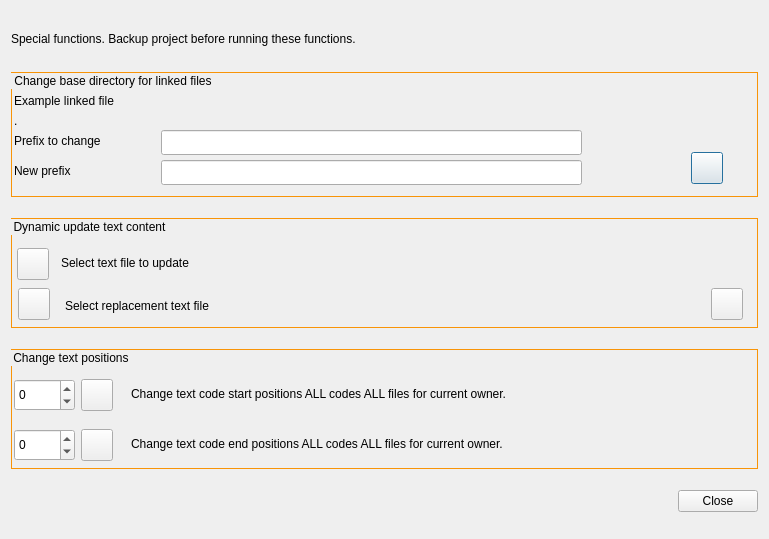
ccbogel/QualCoder, file GUI_UIs/ui_special_functions.ui: the form before one commit.
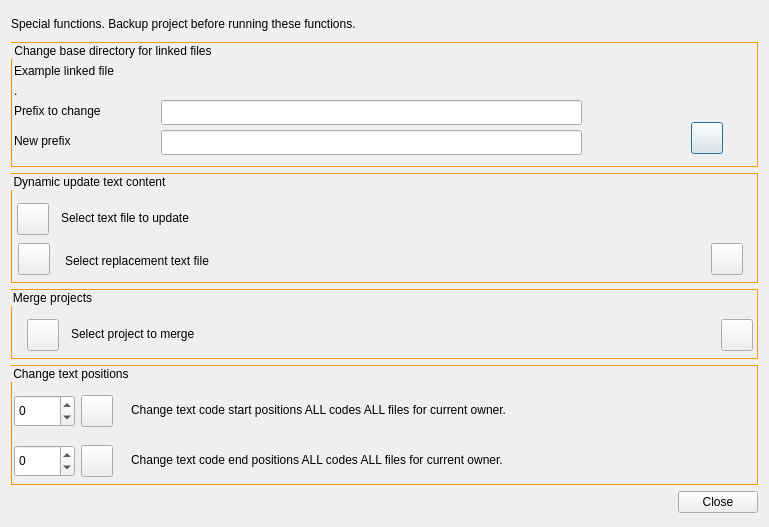
The form after the commit.

```diff
--- a/GUI_UIs/ui_special_functions.ui
+++ b/GUI_UIs/ui_special_functions.ui
@@ -7,7 +7,7 @@
     <x>0</x>
     <y>0</y>
     <width>769</width>
-    <height>539</height>
+    <height>527</height>
    </rect>
   </property>
   <property name="windowTitle">
@@ -239,6 +239,73 @@
      </widget>
     </widget>
    </item>
+   <item>
+    <widget class="QGroupBox" name="groupBox_merge">
+     <property name="minimumSize">
+      <size>
+       <width>0</width>
+       <height>70</height>
+      </size>
+     </property>
+     <property name="maximumSize">
+      <size>
+       <width>16777215</width>
+       <height>70</height>
+      </size>
+     </property>
+     <property name="styleSheet">
+      <string notr="true">QGroupBox{border: 1px solid #f89407;}</string>
+     </property>
+     <property name="title">
+      <string>Merge projects</string>
+     </property>
+     <widget class="QPushButton" name="pushButton_merge">
+      <property name="geometry">
+       <rect>
+        <x>710</x>
+        <y>30</y>
+        <width>32</width>
+        <height>32</height>
+       </rect>
+      </property>
+      <property name="toolTip">
+       <string>Run</string>
+      </property>
+      <property name="text">
+       <string/>
+      </property>
+     </widget>
+     <widget class="QPushButton" name="pushButton_select_project">
+      <property name="geometry">
+       <rect>
+        <x>16</x>
+        <y>30</y>
+        <width>32</width>
+        <height>32</height>
+       </rect>
+      </property>
+      <property name="toolTip">
+       <string>Select text file to update</string>
+      </property>
+      <property name="text">
+       <string/>
+      </property>
+     </widget>
+     <widget class="QLabel" name="label_merge_info">
+      <property name="geometry">
+       <rect>
+        <x>60</x>
+        <y>30</y>
+        <width>621</width>
+        <height>30</height>
+       </rect>
+      </property>
+      <property name="text">
+       <string>Select project to merge</string>
+      </property>
+     </widget>
+    </widget>
+   </item>
    <item>
     <widget class="QGroupBox" name="groupBox_text_positions">
      <property name="minimumSize">
```
